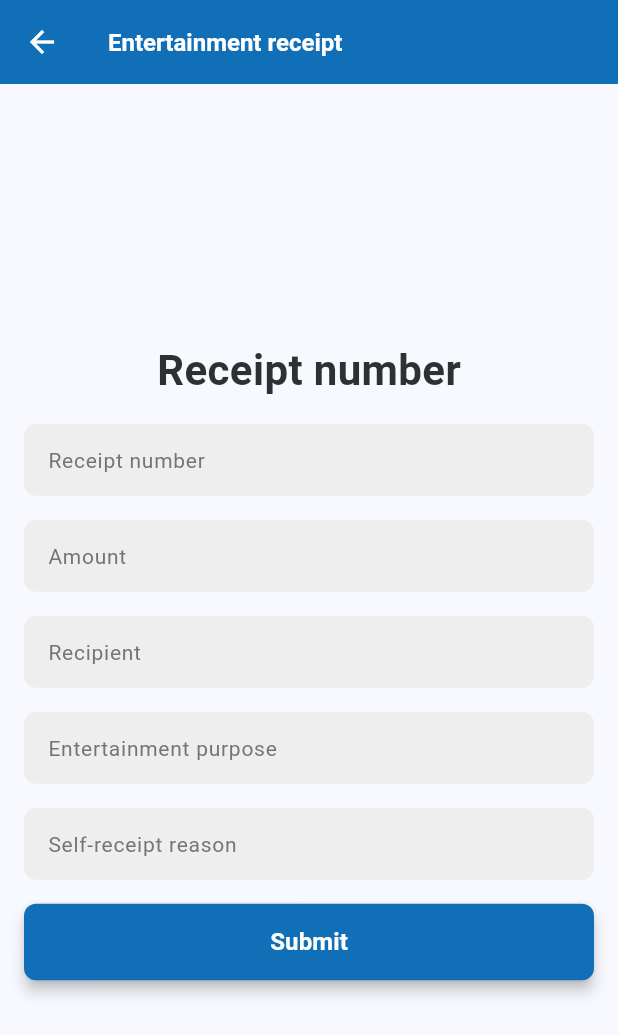
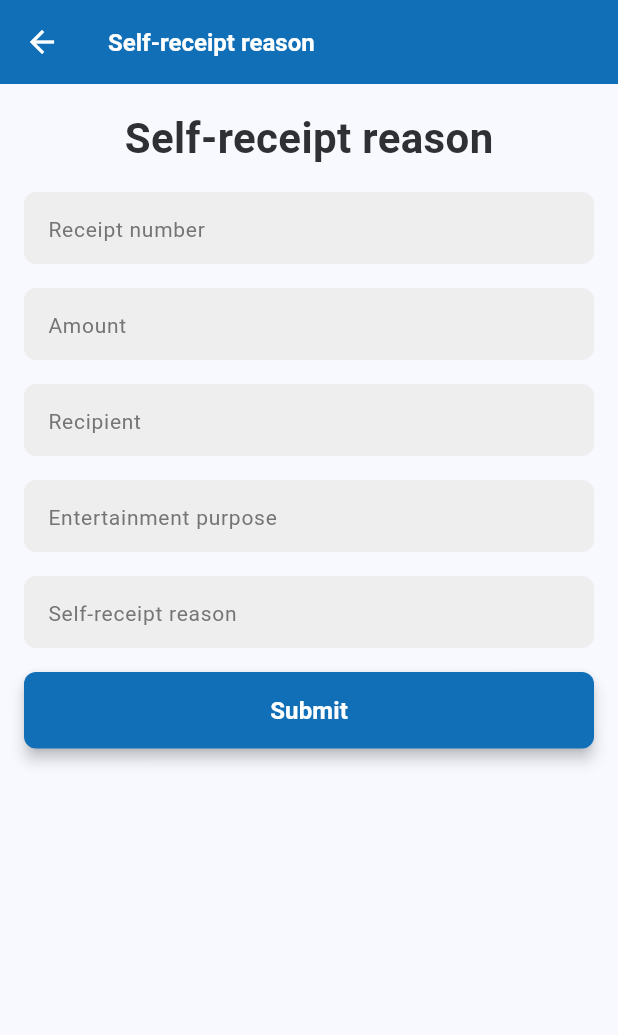
Before and after one commit to pathu-221/thomas-flutter-app, a Flutter app: the SelfReceiptReasonScreen screen opened directly, on a phone screen of 412 x 824 dp. Shown: the top 1035 px of the screen. Run offline on Flutter 3.47's test engine with Material 2 defaults, Android fonts, the light colour scheme and no system bars; drawn by our look-alikes of nb_utils; our stand-ins replace flutter_speed_dial, font_awesome_flutter, image_picker, mobx; missing offline and left inert: hand_signature; generated files the repository leaves out were written again; network calls fail.

Commit message:
small changes

```diff
--- a/lib/screens/main_menu/upload_receipt/entertainment_receipt_screen.dart
+++ b/lib/screens/main_menu/upload_receipt/entertainment_receipt_screen.dart
@@ -58,7 +58,6 @@ class _EntertainmentReceiptScreenState
       "noOfPeople": personsController.text.validate(),
       "amount": amountCont.text.validate(),
     };
-
 
     HttpResponseModel? response = await uploadEntertainmenReceipt(
         selectedImage!, '/entertainment-receipt', request);
@@ -158,7 +157,7 @@ class _EntertainmentReceiptScreenState
         ),
         16.height,
         AppTextField(
-          textFieldType: TextFieldType.OTHER,
+          textFieldType: TextFieldType.MULTILINE,
           controller: locationController,
           decoration: inputDecoration(context,
               labelText: language.entertainmentReceiptLocation),
@@ -255,7 +254,6 @@ class _EntertainmentReceiptScreenState
         child: Form(
           key: formKey,
           child: Column(
-            mainAxisAlignment: MainAxisAlignment.center,
             crossAxisAlignment: CrossAxisAlignment.center,
             children: [
               _titleWidget(),
--- a/lib/screens/main_menu/upload_receipt/self_receipt_reason_screen.dart
+++ b/lib/screens/main_menu/upload_receipt/self_receipt_reason_screen.dart
@@ -63,7 +63,7 @@ class _SelfReceiptReasonScreenState extends State<SelfReceiptReasonScreen> {
         mainAxisAlignment: MainAxisAlignment.center,
         children: [
           Text(
-            language.receiptNumber,
+            language.selfReceiptReason,
             style: boldTextStyle(size: 28),
           ),
         ],
@@ -118,7 +118,7 @@ class _SelfReceiptReasonScreenState extends State<SelfReceiptReasonScreen> {
         iconTheme: const IconThemeData(color: Colors.white),
         backgroundColor: primaryColor,
         title: Text(
-          language.entertainmentReceipt,
+          language.selfReceiptReason,
           style: boldTextStyle(color: Colors.white),
         ),
       ),
@@ -127,7 +127,6 @@ class _SelfReceiptReasonScreenState extends State<SelfReceiptReasonScreen> {
         child: Form(
           key: formKey,
           child: Column(
-            mainAxisAlignment: MainAxisAlignment.center,
             crossAxisAlignment: CrossAxisAlignment.center,
             children: [
               _titleWidget(),
```
Also changed, not shown: lib/screens/main_menu/my_receipts/my_receipts_screen.dart (+10 -2 lines).
